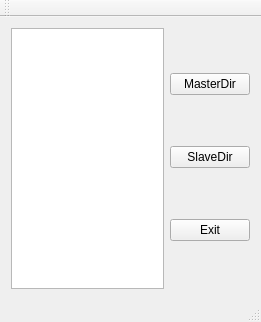
Qt form gui.ui (bmbogdan/wifi-folder-sync) before a commit.
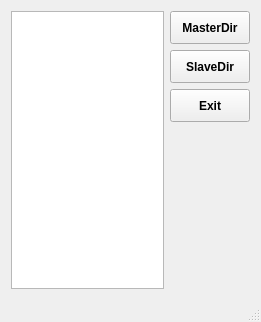
The same form after that commit.

```diff
--- a/gui.ui
+++ b/gui.ui
@@ -18,12 +18,41 @@
     <item>
      <layout class="QHBoxLayout" name="horizontalLayout">
       <item>
-       <widget class="QTextEdit" name="textEdit"/>
+       <widget class="QTextEdit" name="textEdit">
+        <property name="font">
+         <font>
+          <weight>75</weight>
+          <bold>true</bold>
+         </font>
+        </property>
+        <property name="readOnly">
+         <bool>true</bool>
+        </property>
+        <property name="html">
+         <string>&lt;!DOCTYPE HTML PUBLIC &quot;-//W3C//DTD HTML 4.0//EN&quot; &quot;http://www.w3.org/TR/REC-html40/strict.dtd&quot;&gt;
+&lt;html&gt;&lt;head&gt;&lt;meta name=&quot;qrichtext&quot; content=&quot;1&quot; /&gt;&lt;style type=&quot;text/css&quot;&gt;
+p, li { white-space: pre-wrap; }
+&lt;/style&gt;&lt;/head&gt;&lt;body style=&quot; font-family:'MS Shell Dlg 2'; font-size:8.25pt; font-weight:600; font-style:normal;&quot;&gt;
+&lt;p style=&quot;-qt-paragraph-type:empty; margin-top:0px; margin-bottom:0px; margin-left:0px; margin-right:0px; -qt-block-indent:0; text-indent:0px; font-size:8pt; color:#2222ee;&quot;&gt;&lt;/p&gt;&lt;/body&gt;&lt;/html&gt;</string>
+        </property>
+       </widget>
       </item>
       <item>
        <layout class="QVBoxLayout" name="verticalLayout">
         <item>
-         <widget class="QPushButton" name="dirButton">
+         <widget class="QPushButton" name="masterButton">
+          <property name="minimumSize">
+           <size>
+            <width>0</width>
+            <height>33</height>
+           </size>
+          </property>
+          <property name="font">
+           <font>
+            <weight>75</weight>
+            <bold>true</bold>
+           </font>
+          </property>
           <property name="text">
            <string>MasterDir</string>
           </property>
@@ -31,6 +60,18 @@
         </item>
         <item>
          <widget class="QPushButton" name="slaveButton">
+          <property name="minimumSize">
+           <size>
+            <width>0</width>
+            <height>33</height>
+           </size>
+          </property>
+          <property name="font">
+           <font>
+            <weight>75</weight>
+            <bold>true</bold>
+           </font>
+          </property>
           <property name="text">
            <string>SlaveDir</string>
           </property>
@@ -38,11 +79,36 @@
         </item>
         <item>
          <widget class="QPushButton" name="exitButton">
+          <property name="minimumSize">
+           <size>
+            <width>0</width>
+            <height>33</height>
+           </size>
+          </property>
+          <property name="font">
+           <font>
+            <weight>75</weight>
+            <bold>true</bold>
+           </font>
+          </property>
           <property name="text">
            <string>Exit</string>
           </property>
          </widget>
         </item>
+        <item>
+         <spacer name="verticalSpacer">
+          <property name="orientation">
+           <enum>Qt::Vertical</enum>
+          </property>
+          <property name="sizeHint" stdset="0">
+           <size>
+            <width>20</width>
+            <height>40</height>
+           </size>
+          </property>
+         </spacer>
+        </item>
        </layout>
       </item>
      </layout>
@@ -59,14 +125,6 @@
     </rect>
    </property>
   </widget>
-  <widget class="QToolBar" name="mainToolBar">
-   <attribute name="toolBarArea">
-    <enum>TopToolBarArea</enum>
-   </attribute>
-   <attribute name="toolBarBreak">
-    <bool>false</bool>
-   </attribute>
-  </widget>
   <widget class="QStatusBar" name="statusBar"/>
  </widget>
  <layoutdefault spacing="6" margin="11"/>
```
Left out of the diff: 2 changed lines with no effect on the pictures.
